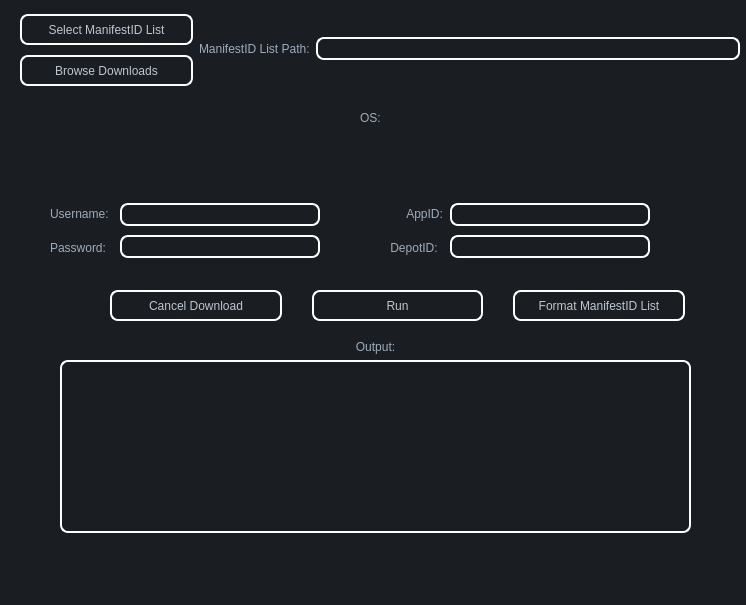
Qt form Resources/depotdownloadergui.ui (Mn0ky/PyDepotDownloaderGUI) before a commit.
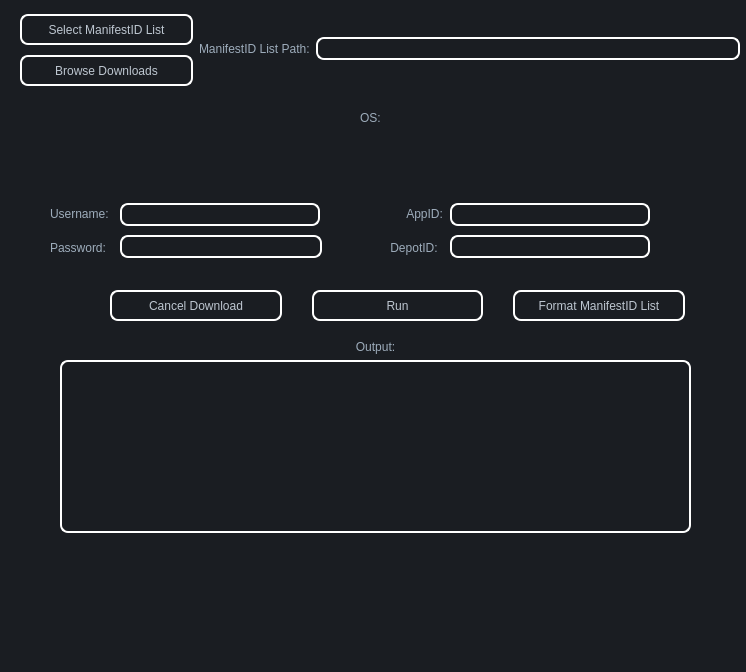
The same form after that commit.

Commit message: added loading icon, changed password box to be lineedit

```diff
--- a/Resources/depotdownloadergui.ui
+++ b/Resources/depotdownloadergui.ui
@@ -7,7 +7,7 @@
     <x>0</x>
     <y>0</y>
     <width>746</width>
-    <height>605</height>
+    <height>672</height>
    </rect>
   </property>
   <property name="font">
@@ -263,8 +263,8 @@
       </widget>
      </item>
      <item>
-      <widget class="QPlainTextEdit" name="passtextedit">
-       <property name="maximumSize">
+      <widget class="QLineEdit" name="passtextedit">
+       <property name="minimumSize">
         <size>
          <width>200</width>
          <height>23</height>
@@ -282,17 +282,11 @@
 border: 2px solid #fff;
 border-radius: 8px;</string>
        </property>
-       <property name="verticalScrollBarPolicy">
-        <enum>Qt::ScrollBarAlwaysOff</enum>
+       <property name="echoMode">
+        <enum>QLineEdit::Password</enum>
        </property>
-       <property name="horizontalScrollBarPolicy">
-        <enum>Qt::ScrollBarAlwaysOff</enum>
-       </property>
-       <property name="tabChangesFocus">
-        <bool>true</bool>
-       </property>
-       <property name="lineWrapMode">
-        <enum>QPlainTextEdit::NoWrap</enum>
+       <property name="clearButtonEnabled">
+        <bool>false</bool>
        </property>
       </widget>
      </item>
@@ -609,6 +603,25 @@
      </item>
     </layout>
    </widget>
+   <widget class="QWidget" name="verticalLayoutWidget_7">
+    <property name="geometry">
+     <rect>
+      <x>310</x>
+      <y>540</y>
+      <width>121</width>
+      <height>91</height>
+     </rect>
+    </property>
+    <layout class="QVBoxLayout" name="giflay">
+     <item>
+      <widget class="QLabel" name="loader">
+       <property name="text">
+        <string/>
+       </property>
+      </widget>
+     </item>
+    </layout>
+   </widget>
   </widget>
   <widget class="QMenuBar" name="menubar">
    <property name="geometry">
```
Left out of the diff: 6 changed lines with no effect on the pictures. The commit also changes 1 other file.
